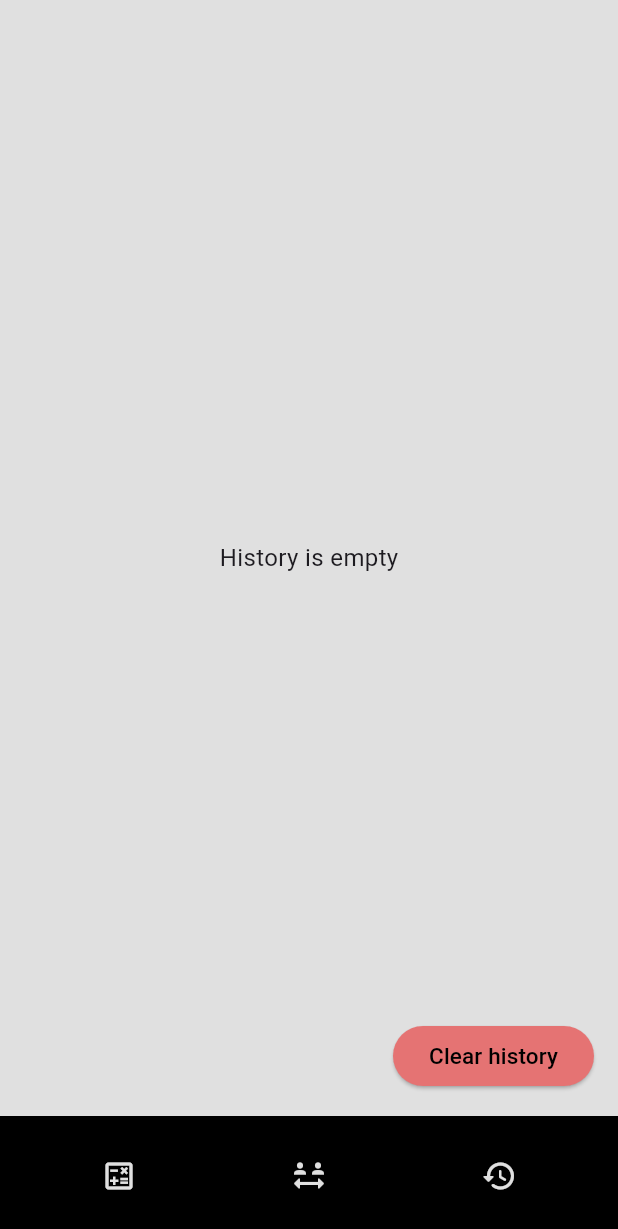
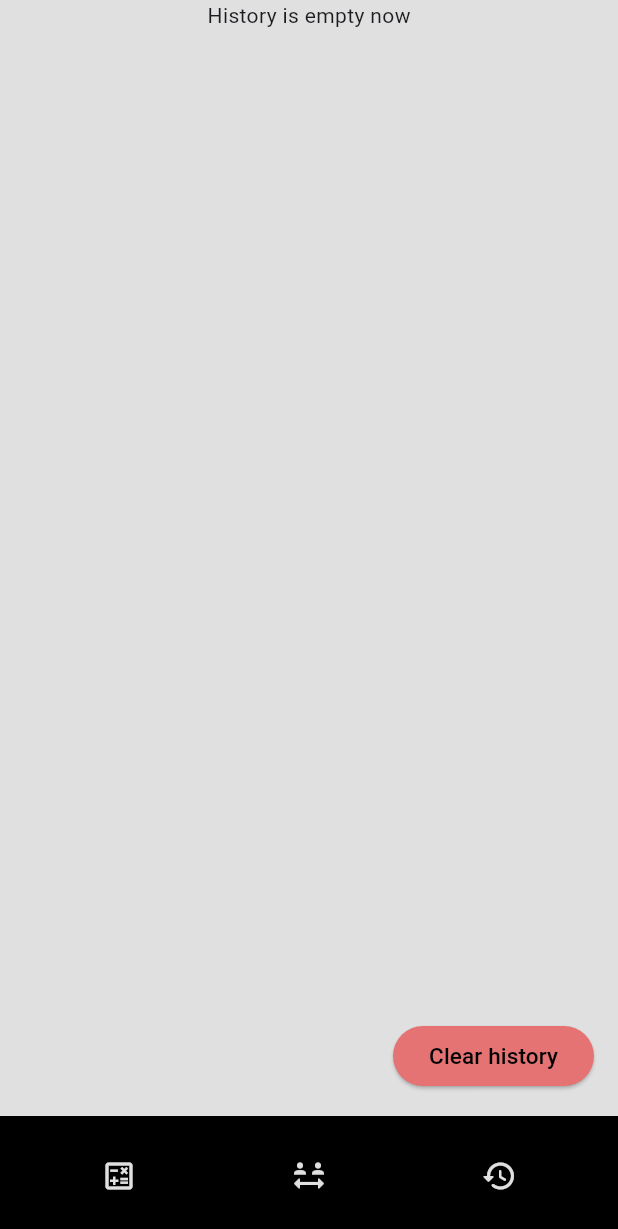
Before and after one commit to ne-svet/Calculator-Converter, a Flutter app: the HistoryScreen screen opened directly, after a tap on "Clear history", on a phone screen of 412 x 824 dp. Shown: the top 1229 px of the screen. Run offline on Flutter 3.47's test engine with Material 3 defaults, Android fonts, the phone set to English and light mode, and no system bars; our stand-ins replace cloud_firestore, firebase_core, math_expressions; accounts and stored records are empty.

```diff
--- /dev/null
+++ b/lib/controllers/firestore_controller.dart
@@ -0,0 +1,66 @@
+import 'package:calculator_gadalova/controllers/persistence_controller.dart';
+import 'package:calculator_gadalova/logic/calculation_history.dart';
+import 'package:cloud_firestore/cloud_firestore.dart';
+import 'package:firebase_core/firebase_core.dart';
+
+import '../firebase_options.dart';
+
+class FirestoreController implements PersistenceController {
+
+  late FirebaseFirestore db;
+
+
+  @override
+  Future<void> deleteData() async{
+    await init();
+    //получаем базу для удаления
+    QuerySnapshot snapshot = await db.collection('calculatorHistory')
+        .get();
+    // Проверяем, есть ли документы для удаления
+    if (snapshot.docs.isNotEmpty) {
+      // Используем цикл для удаления каждого документа
+      for (DocumentSnapshot doc in snapshot.docs) {
+        await doc.reference.delete();
+      }
+    } else {
+      print('Nothing to delete');
+    }
+  }
+
+  //получаем список всех CalculationHistory из Firebase
+  @override
+  Future<List<CalculationHistory>> getAllData() async {
+    await init();
+    //получаем документы из коллекции calculatiionHistory в Map формате
+    QuerySnapshot snapshot = await db.collection('calculatorHistory')
+        //сортируем по дате
+        .orderBy('date', descending: true)
+        .get();
+    //обрабатываем snapshot,
+    // из каждого документа docs делаемCalculationHistory
+    //получаем список и возвращаем history
+    List<CalculationHistory> calcHistory = snapshot.docs
+        .map((doc) => CalculationHistory.fromMap(doc.data() as Map<String, dynamic>))
+        .toList();
+    return calcHistory;
+  }
+
+  //инициализация Firebase
+  @override
+  Future<void> init() async{
+    await Firebase.initializeApp(
+      options: DefaultFirebaseOptions.currentPlatform,
+    );
+    //инициализируется БД (следуем инструкции)
+    db = FirebaseFirestore.instance;
+  }
+
+  @override
+  //async
+  Future<void> saveData(CalculationHistory calculationHistory) async {
+  await init();
+  //добавляем объект в map формате
+  db.collection('calculatorHistory').add(calculationHistory.toMap());
+  }
+
+}
--- a/lib/logic/calculation_history.dart
+++ b/lib/logic/calculation_history.dart
@@ -1,11 +1,45 @@
-class CalculationHistory {
+class CalculationHistory implements Comparable<CalculationHistory> {
   final String expression;
   final String result;
   final DateTime date;
 
-  CalculationHistory({
-    required this.expression,
-    required this.result,
-    required this.date,
-  });
+  CalculationHistory(
+    this.expression,
+    this.result,
+    this.date,
+  );
+
+  Map<String, Object> toMap() {
+    //сериализация объектов в данные для БД
+    return {
+      'expression': expression,
+      'result': result,
+      'date': date.toString(),
+    };
+  }
+
+  //преобразование данных для загрузки из БД
+  //пишем функцию fromMap
+  factory CalculationHistory.fromMap(Map<String, dynamic> map) {
+    CalculationHistory ch = CalculationHistory(
+      map['expression'],
+      map['result'],
+      DateTime.parse(map['date']),
+
+    );
+    return ch;
+  }
+
+  @override
+  int compareTo(CalculationHistory other) {
+    if (date.compareTo(other.date) == -1) {
+      return 1;
+    } else if (date.compareTo(other.date) == 0) {
+      return 0;
+    } else {
+      return -1;
+    }
+  }
+
+
 }
--- a/lib/provider/сalculationHistoryProvider.dart
+++ b/lib/provider/сalculationHistoryProvider.dart
@@ -1,22 +1,34 @@
+
+import 'package:calculator_gadalova/controllers/firestore_controller.dart';
+import 'package:calculator_gadalova/controllers/persistence_controller.dart';
 import 'package:flutter/cupertino.dart';
 
 import '../logic/calculation_history.dart';
 
 class CalculationHistoryProvider extends ChangeNotifier {
   //список _history, который хранит историю вычислений
-  final List<CalculationHistory> _history = [];
+  List<CalculationHistory> _history = [];
 
   List<CalculationHistory> get history => _history;
 
+  PersistenceController persistenceController = FirestoreController();
   //  добавляет новые записи в историю
-  void addToHistory(CalculationHistory entry) {
-    _history.insert(0, entry);
+  Future<void> addCalculationHistory(CalculationHistory ch) async{
+    //_history.add(ch);
+await persistenceController.saveData(ch);
     notifyListeners(); //оповещаем слушателей, когда история обновляется
   }
 
+//получение данных
+  Future<List<CalculationHistory>> getAllCalculationHistory() async{
+    //_history.sort();
+    return persistenceController.getAllData();
+  }
+
   //удаляем историю
-  void clearHistory() {
-    _history.clear();
+  Future<void> clearHistory() async{
+    //_history.clear();
+    await persistenceController.deleteData();
     notifyListeners();
   }
 }
--- a/lib/screens/history_screen.dart
+++ b/lib/screens/history_screen.dart
@@ -1,10 +1,17 @@
 import 'package:flutter/material.dart';
 import 'package:provider/provider.dart';
+import '../logic/calculation_history.dart';
 import '../provider/сalculationHistoryProvider.dart';
 import '../widgets/myNavigationBar.dart';
 import 'package:intl/intl.dart';
 
 class HistoryScreen extends StatelessWidget {
+
+  //конструктор
+  HistoryScreen ({super.key});
+
+
+
   @override
   Widget build(BuildContext context) {
     return Scaffold(
@@ -13,50 +20,55 @@ class HistoryScreen extends StatelessWidget {
       body: SafeArea(
         // Когда данные, предоставляемые провайдером, изменяются,
         // Consumer перестраивается, чтобы отобразить эти изменения в UI
-        child: Consumer<CalculationHistoryProvider>(
-          builder: (context, historyModel, child) {
-            // Если история пуста, отобразить сообщение об этом
-            if (historyModel.history.isEmpty) {
-              return const Center(
-                child: Text(
-                  'History is empty',
-                  style: TextStyle(
-                    fontSize: 16,
+        //поскольку это асинхронная операция в будущем - то FutureBuilder
+        child: SingleChildScrollView(
+          child: FutureBuilder<List<CalculationHistory>>(
+            //задаем функцию достать историю
+            future: Provider.of<CalculationHistoryProvider>(context).getAllCalculationHistory(),
+            //какой виджет показывать ---->
+              builder: (context, snapshot) {
+              if (snapshot.connectionState == ConnectionState.done &&
+              snapshot.hasData
+              && snapshot.data!.isNotEmpty) {
+                return Padding(
+                  padding: const EdgeInsets.all(20),
+                  child: Column(
+                    children: snapshot.data!.map((calculationHistory) {
+                    Column col = Column(
+                      children: [
+                        Text(
+                          '${DateFormat('yyyy-MM-dd HH:mm').format(
+                              calculationHistory.date)} '
+                        ),
+                        Text(
+                              '${calculationHistory.expression} ${calculationHistory.result} ',
+                          style: const TextStyle(
+                            fontSize: 18,
+                            fontWeight: FontWeight.bold,
                           ),
                         ),
+                        Padding(
+                          padding: const EdgeInsets.all(10.0),
+                          child: Container(
+                            height: 2,
+                            color: Colors.black12,
+                          ),
+                        )
+                      ],
                     );
-            } else {
-              // Иначе отобразить элементы списка истории
-              return Padding(
-                padding: const EdgeInsets.all(20),
-                child: ListView.builder(
-                  // Количество элементов в списке равно размеру истории
-                  itemCount: historyModel.history.length,
-                  // Для каждого элемента истории создать ListTile
-                  itemBuilder: (context, index) {
-                    final item = historyModel.history[index];
-                    return ListTile(
-                      title: Text(item.expression),
-                      subtitle: Text(
-                        item.result,
-                        style: const TextStyle(
-                          fontWeight: FontWeight.bold,
-                          fontSize: 20,
-                        ),
-                      ),
-                      trailing: Text(
-                        // Вывести дату и время в формате 'yyyy-MM-dd HH:mm'
-                        DateFormat('yyyy-MM-dd HH:mm').format(item.date),
-                        style: const TextStyle(
-                          fontSize: 15,
-                        ),
+                    return col;
+                  }).toList(),
                   ),
                 );
-                  },
+              } else if (snapshot.hasData && snapshot.data!.isEmpty) {
+                return Center(child: Text('History is empty now'),);
+              } else {
+                return Center(
+                  child: Text('Loading...'),
+                );
+              }    }
           ),
-              );
-            }
-          },
+
         ),
       ),
       floatingActionButton: ElevatedButton(
--- a/pubspec.yaml
+++ b/pubspec.yaml
@@ -38,6 +38,8 @@ dependencies:
   math_expressions: 2.4.0
   provider: 6.1.2
   intl: 0.17.0
+  firebase_core: ^2.27.0
+  cloud_firestore: ^4.15.8
 
 dev_dependencies:
   flutter_test:
```
Also changed, not shown: lib/controllers/persistence_controller.dart (added, +20 -0 lines), lib/logic/calculator_logic.dart (+23 -7 lines), lib/screens/calculator_screen.dart (+4 -4 lines), lib/screens/history_screen_consumer.dart (added, +78 -0 lines), firebase.json (added), lib/firebase_options.dart (added), lib/logic/converter_logic.dart (line endings or trailing spaces), lib/screens/converter_screen.dart (line endings or trailing spaces), pubspec.lock, 4 other files. Lines whose indentation alone changed are shown as unchanged.
